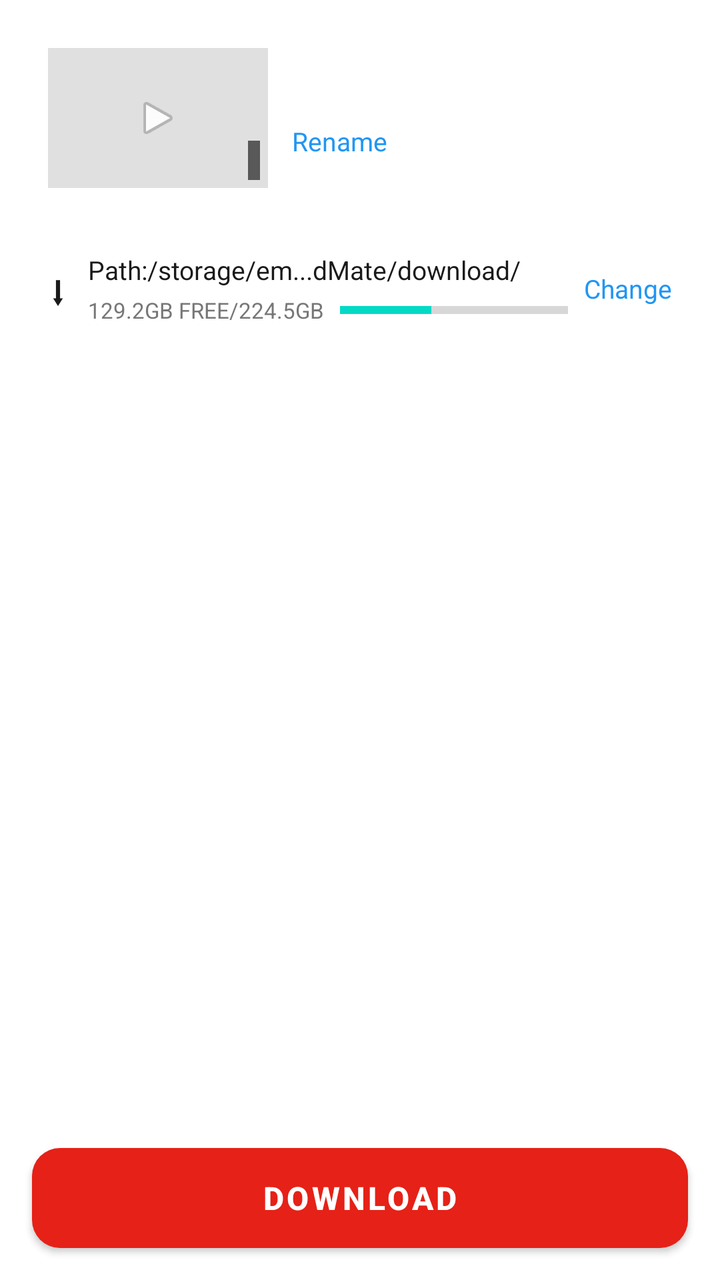
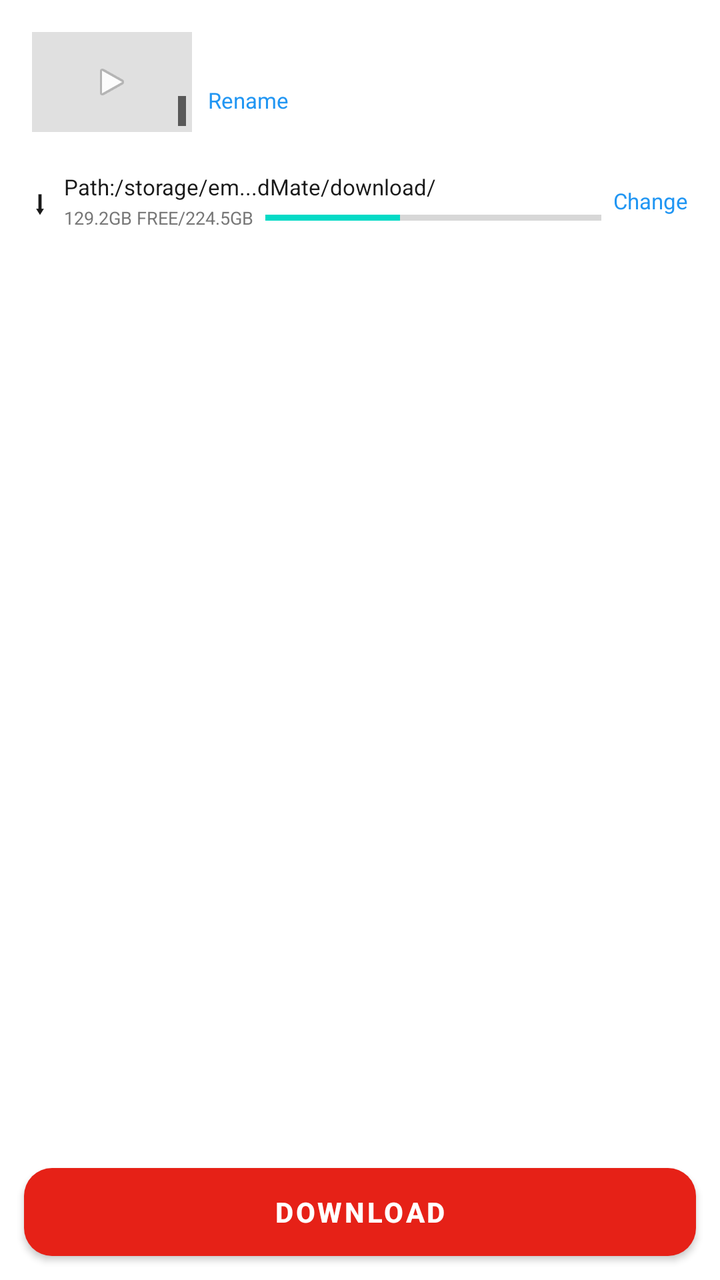

Screens rendered from an Android XML layout before and after an edit, with the pre-edit source and the edit as a unified diff.
<!-- AndroidManifest.xml: application theme Theme.Material3.Light.NoActionBar -->
<!-- res/layout/dialog_download.xml -->
<?xml version="1.0" encoding="utf-8"?>
<LinearLayout xmlns:android="http://schemas.android.com/apk/res/android"
    android:layout_width="match_parent"
    android:layout_height="wrap_content"
    android:orientation="vertical"
    android:background="@color/card">

    <ScrollView
        android:layout_width="match_parent"
        android:layout_height="0dp"
        android:layout_weight="1">

        <LinearLayout
            android:layout_width="match_parent"
            android:layout_height="wrap_content"
            android:orientation="vertical"
            android:padding="12dp">

            
            <LinearLayout
                android:layout_width="match_parent"
                android:layout_height="wrap_content"
                android:orientation="horizontal"
                android:gravity="center_vertical"
                android:padding="12dp">

                <FrameLayout
                    android:layout_width="110dp"
                    android:layout_height="70dp"
                    android:background="#E0E0E0">

                    <ImageView
                        android:id="@+id/iv_dlg_thumb"
                        android:layout_width="match_parent"
                        android:layout_height="match_parent"
                        android:scaleType="centerCrop" />

                    <ImageView
                        android:layout_width="24dp"
                        android:layout_height="24dp"
                        android:layout_gravity="center"
                        android:src="@android:drawable/ic_media_play"
                        android:alpha="0.9" />

                    <TextView
                        android:id="@+id/tv_dlg_duration"
                        android:layout_width="wrap_content"
                        android:layout_height="wrap_content"
                        android:layout_gravity="bottom|end"
                        android:layout_margin="4dp"
                        android:background="#99000000"
                        android:padding="3dp"
                        android:textColor="@color/white"
                        android:textSize="10sp" />
                </FrameLayout>

                <LinearLayout
                    android:layout_width="0dp"
                    android:layout_height="wrap_content"
                    android:layout_weight="1"
                    android:layout_marginStart="12dp"
                    android:orientation="vertical">

                    <TextView
                        android:id="@+id/tv_dlg_title"
                        android:layout_width="match_parent"
                        android:layout_height="wrap_content"
                        android:textColor="@color/text_primary"
                        android:textSize="14sp"
                        android:textStyle="bold"
                        android:maxLines="2"
                        android:ellipsize="end" />

                    <TextView
                        android:id="@+id/tv_dlg_rename"
                        android:layout_width="wrap_content"
                        android:layout_height="wrap_content"
                        android:layout_marginTop="4dp"
                        android:text="Rename"
                        android:textColor="#2196F3"
                        android:textSize="13sp"
                        android:clickable="true"
                        android:focusable="true" />
                </LinearLayout>
            </LinearLayout>

            
            <LinearLayout
                android:layout_width="match_parent"
                android:layout_height="wrap_content"
                android:orientation="horizontal"
                android:gravity="center_vertical"
                android:layout_marginTop="8dp"
                android:padding="12dp">

                <TextView
                    android:layout_width="wrap_content"
                    android:layout_height="wrap_content"
                    android:text="⬇"
                    android:textSize="20sp"
                    android:textColor="@color/text_primary" />

                <LinearLayout
                    android:layout_width="0dp"
                    android:layout_height="wrap_content"
                    android:layout_weight="1"
                    android:layout_marginStart="10dp"
                    android:orientation="vertical">

                    <TextView
                        android:id="@+id/tv_dlg_path"
                        android:layout_width="match_parent"
                        android:layout_height="wrap_content"
                        android:text="Path:/storage/em...dMate/download/"
                        android:textColor="@color/text_primary"
                        android:textSize="13sp"
                        android:singleLine="true"
                        android:ellipsize="middle" />

                    <LinearLayout
                        android:layout_width="match_parent"
                        android:layout_height="wrap_content"
                        android:orientation="horizontal"
                        android:gravity="center_vertical"
                        android:layout_marginTop="4dp">

                        <TextView
                            android:id="@+id/tv_dlg_storage"
                            android:layout_width="wrap_content"
                            android:layout_height="wrap_content"
                            android:text="129.2GB FREE/224.5GB"
                            android:textColor="@color/text_secondary"
                            android:textSize="11sp" />

                        <ProgressBar
                            android:id="@+id/pb_dlg_storage"
                            style="?android:attr/progressBarStyleHorizontal"
                            android:layout_width="0dp"
                            android:layout_height="4dp"
                            android:layout_weight="1"
                            android:layout_marginStart="8dp"
                            android:progress="40" />
                    </LinearLayout>
                </LinearLayout>

                <TextView
                    android:id="@+id/tv_dlg_change"
                    android:layout_width="wrap_content"
                    android:layout_height="wrap_content"
                    android:layout_marginStart="8dp"
                    android:text="Change"
                    android:textColor="#2196F3"
                    android:textSize="13sp"
                    android:clickable="true"
                    android:focusable="true" />
            </LinearLayout>

            <TextView
                android:id="@+id/tv_fetching"
                android:layout_width="match_parent"
                android:layout_height="wrap_content"
                android:layout_marginTop="16dp"
                android:gravity="center"
                android:text="@string/fetching_formats"
                android:visibility="gone" />

            
            <LinearLayout
                android:id="@+id/layout_music_section"
                android:layout_width="match_parent"
                android:layout_height="wrap_content"
                android:orientation="vertical"
                android:layout_marginTop="16dp"
                android:visibility="gone">

                <LinearLayout
                    android:layout_width="match_parent"
                    android:layout_height="wrap_content"
                    android:orientation="horizontal"
                    android:gravity="center_vertical">

                    <TextView
                        android:layout_width="wrap_content"
                        android:layout_height="wrap_content"
                        android:text="🎵"
                        android:textSize="18sp" />

                    <TextView
                        android:layout_width="wrap_content"
                        android:layout_height="wrap_content"
                        android:layout_marginStart="8dp"
                        android:text="@string/section_music"
                        android:textSize="15sp"
                        android:textStyle="bold"
                        android:textColor="@color/text_primary" />
                </LinearLayout>

                <androidx.recyclerview.widget.RecyclerView
                    android:id="@+id/rv_audio_formats"
                    android:layout_width="match_parent"
                    android:layout_height="wrap_content"
                    android:layout_marginTop="8dp"
                    android:nestedScrollingEnabled="false" />
            </LinearLayout>

            
            <LinearLayout
                android:id="@+id/layout_video_section"
                android:layout_width="match_parent"
                android:layout_height="wrap_content"
                android:orientation="vertical"
                android:layout_marginTop="16dp"
                android:visibility="gone">

                <LinearLayout
                    android:layout_width="match_parent"
                    android:layout_height="wrap_content"
                    android:orientation="horizontal"
                    android:gravity="center_vertical">

                    <TextView
                        android:layout_width="wrap_content"
                        android:layout_height="wrap_content"
                        android:text="🎬"
                        android:textSize="18sp" />

                    <TextView
                        android:layout_width="wrap_content"
                        android:layout_height="wrap_content"
                        android:layout_marginStart="8dp"
                        android:text="@string/section_video"
                        android:textSize="15sp"
                        android:textStyle="bold"
                        android:textColor="@color/text_primary" />
                </LinearLayout>

                <androidx.recyclerview.widget.RecyclerView
                    android:id="@+id/rv_video_formats"
                    android:layout_width="match_parent"
                    android:layout_height="wrap_content"
                    android:layout_marginTop="8dp"
                    android:nestedScrollingEnabled="false" />
            </LinearLayout>
        </LinearLayout>
    </ScrollView>

    
    <Button
        android:id="@+id/btn_download"
        android:layout_width="match_parent"
        android:layout_height="50dp"
        android:layout_margin="16dp"
        android:background="@drawable/bg_btn_download"
        android:text="@string/download"
        android:textColor="@color/white"
        android:textSize="16sp"
        android:textStyle="bold" />
</LinearLayout>
<!-- resources referenced by this layout -->
<resources>
  <color name="card">#FFFFFF</color>
  <color name="text_primary">#1A1A1A</color>
  <color name="text_secondary">#777777</color>
  <color name="white">#FFFFFF</color>
  <!-- drawable bg_btn_download (drawable) -->
  <?xml version="1.0" encoding="utf-8"?>
  <shape xmlns:android="http://schemas.android.com/apk/res/android" android:shape="rectangle">
      <corners android:radius="14dp" />
      <solid android:color="@color/red_accent" />
  </shape>
  <string name="download">Download</string>
  <string name="fetching_formats">Fetching available formats...</string>
  <string name="section_music">Audio (MP3)</string>
  <string name="section_video">Video (MP4)</string>
  <style name="Theme.Material3.Light.NoActionBar" parent="Theme.MaterialComponents.Light.NoActionBar">
          <item name="colorPrimary">@color/red_accent</item>
          <item name="colorPrimaryVariant">@color/red_accent</item>
          <item name="colorOnPrimary">@color/white</item>
          <item name="android:statusBarColor">@color/bg</item>
          <item name="android:windowLightStatusBar">true</item>
      </style>
  <color name="red_accent">#E62117</color>
  <color name="bg">#F8F8F8</color>
</resources>

<!-- the commit's change to res/layout/dialog_download.xml (unified diff, before → after) -->
@@ -14,7 +14,7 @@
             android:layout_width="match_parent"
             android:layout_height="wrap_content"
             android:orientation="vertical"
-            android:padding="12dp">
+            android:padding="8dp">
 
             
             <LinearLayout
@@ -22,11 +22,11 @@
                 android:layout_height="wrap_content"
                 android:orientation="horizontal"
                 android:gravity="center_vertical"
-                android:padding="12dp">
+                android:padding="8dp">
 
                 <FrameLayout
-                    android:layout_width="110dp"
-                    android:layout_height="70dp"
+                    android:layout_width="80dp"
+                    android:layout_height="50dp"
                     android:background="#E0E0E0">
 
                     <ImageView
@@ -36,8 +36,8 @@
                         android:scaleType="centerCrop" />
 
                     <ImageView
-                        android:layout_width="24dp"
-                        android:layout_height="24dp"
+                        android:layout_width="20dp"
+                        android:layout_height="20dp"
                         android:layout_gravity="center"
                         android:src="@android:drawable/ic_media_play"
                         android:alpha="0.9" />
@@ -47,18 +47,18 @@
                         android:layout_width="wrap_content"
                         android:layout_height="wrap_content"
                         android:layout_gravity="bottom|end"
-                        android:layout_margin="4dp"
+                        android:layout_margin="3dp"
                         android:background="#99000000"
-                        android:padding="3dp"
+                        android:padding="2dp"
                         android:textColor="@color/white"
-                        android:textSize="10sp" />
+                        android:textSize="8sp" />
                 </FrameLayout>
 
                 <LinearLayout
                     android:layout_width="0dp"
                     android:layout_height="wrap_content"
                     android:layout_weight="1"
-                    android:layout_marginStart="12dp"
+                    android:layout_marginStart="8dp"
                     android:orientation="vertical">
 
                     <TextView
@@ -66,7 +66,7 @@
                         android:layout_width="match_parent"
                         android:layout_height="wrap_content"
                         android:textColor="@color/text_primary"
-                        android:textSize="14sp"
+                        android:textSize="12sp"
                         android:textStyle="bold"
                         android:maxLines="2"
                         android:ellipsize="end" />
@@ -75,10 +75,10 @@
                         android:id="@+id/tv_dlg_rename"
                         android:layout_width="wrap_content"
                         android:layout_height="wrap_content"
-                        android:layout_marginTop="4dp"
+                        android:layout_marginTop="2dp"
                         android:text="Rename"
                         android:textColor="#2196F3"
-                        android:textSize="13sp"
+                        android:textSize="11sp"
                         android:clickable="true"
                         android:focusable="true" />
                 </LinearLayout>
@@ -90,21 +90,21 @@
                 android:layout_height="wrap_content"
                 android:orientation="horizontal"
                 android:gravity="center_vertical"
-                android:layout_marginTop="8dp"
-                android:padding="12dp">
+                android:layout_marginTop="4dp"
+                android:padding="8dp">
 
                 <TextView
                     android:layout_width="wrap_content"
                     android:layout_height="wrap_content"
                     android:text="⬇"
-                    android:textSize="20sp"
+                    android:textSize="16sp"
                     android:textColor="@color/text_primary" />
 
                 <LinearLayout
                     android:layout_width="0dp"
                     android:layout_height="wrap_content"
                     android:layout_weight="1"
-                    android:layout_marginStart="10dp"
+                    android:layout_marginStart="8dp"
                     android:orientation="vertical">
 
                     <TextView
@@ -113,7 +113,7 @@
                         android:layout_height="wrap_content"
                         android:text="Path:/storage/em...dMate/download/"
                         android:textColor="@color/text_primary"
-                        android:textSize="13sp"
+                        android:textSize="11sp"
                         android:singleLine="true"
                         android:ellipsize="middle" />
 
@@ -122,7 +122,7 @@
                         android:layout_height="wrap_content"
                         android:orientation="horizontal"
                         android:gravity="center_vertical"
-                        android:layout_marginTop="4dp">
+                        android:layout_marginTop="2dp">
 
                         <TextView
                             android:id="@+id/tv_dlg_storage"
@@ -130,15 +130,15 @@
                             android:layout_height="wrap_content"
                             android:text="129.2GB FREE/224.5GB"
                             android:textColor="@color/text_secondary"
-                            android:textSize="11sp" />
+                            android:textSize="9sp" />
 
                         <ProgressBar
                             android:id="@+id/pb_dlg_storage"
                             style="?android:attr/progressBarStyleHorizontal"
                             android:layout_width="0dp"
-                            android:layout_height="4dp"
+                            android:layout_height="3dp"
                             android:layout_weight="1"
-                            android:layout_marginStart="8dp"
+                            android:layout_marginStart="6dp"
                             android:progress="40" />
                     </LinearLayout>
                 </LinearLayout>
@@ -147,10 +147,10 @@
                     android:id="@+id/tv_dlg_change"
                     android:layout_width="wrap_content"
                     android:layout_height="wrap_content"
-                    android:layout_marginStart="8dp"
+                    android:layout_marginStart="6dp"
                     android:text="Change"
                     android:textColor="#2196F3"
-                    android:textSize="13sp"
+                    android:textSize="11sp"
                     android:clickable="true"
                     android:focusable="true" />
             </LinearLayout>
@@ -159,7 +159,7 @@
                 android:id="@+id/tv_fetching"
                 android:layout_width="match_parent"
                 android:layout_height="wrap_content"
-                android:layout_marginTop="16dp"
+                android:layout_marginTop="8dp"
                 android:gravity="center"
                 android:text="@string/fetching_formats"
                 android:visibility="gone" />
@@ -170,7 +170,7 @@
                 android:layout_width="match_parent"
                 android:layout_height="wrap_content"
                 android:orientation="vertical"
-                android:layout_marginTop="16dp"
+                android:layout_marginTop="8dp"
                 android:visibility="gone">
 
                 <LinearLayout
@@ -183,14 +183,14 @@
                         android:layout_width="wrap_content"
                         android:layout_height="wrap_content"
                         android:text="🎵"
-                        android:textSize="18sp" />
-
-                    <TextView
-                        android:layout_width="wrap_content"
-                        android:layout_height="wrap_content"
-                        android:layout_marginStart="8dp"
+                        android:textSize="14sp" />
+
+                    <TextView
+                        android:layout_width="wrap_content"
+                        android:layout_height="wrap_content"
+                        android:layout_marginStart="6dp"
                         android:text="@string/section_music"
-                        android:textSize="15sp"
+                        android:textSize="13sp"
                         android:textStyle="bold"
                         android:textColor="@color/text_primary" />
                 </LinearLayout>
@@ -199,7 +199,7 @@
                     android:id="@+id/rv_audio_formats"
                     android:layout_width="match_parent"
                     android:layout_height="wrap_content"
-                    android:layout_marginTop="8dp"
+                    android:layout_marginTop="4dp"
                     android:nestedScrollingEnabled="false" />
             </LinearLayout>
 
@@ -209,7 +209,7 @@
                 android:layout_width="match_parent"
                 android:layout_height="wrap_content"
                 android:orientation="vertical"
-                android:layout_marginTop="16dp"
+                android:layout_marginTop="8dp"
                 android:visibility="gone">
 
                 <LinearLayout
@@ -222,14 +222,14 @@
                         android:layout_width="wrap_content"
                         android:layout_height="wrap_content"
                         android:text="🎬"
-                        android:textSize="18sp" />
-
-                    <TextView
-                        android:layout_width="wrap_content"
-                        android:layout_height="wrap_content"
-                        android:layout_marginStart="8dp"
+                        android:textSize="14sp" />
+
+                    <TextView
+                        android:layout_width="wrap_content"
+                        android:layout_height="wrap_content"
+                        android:layout_marginStart="6dp"
                         android:text="@string/section_video"
-                        android:textSize="15sp"
+                        android:textSize="13sp"
                         android:textStyle="bold"
                         android:textColor="@color/text_primary" />
                 </LinearLayout>
@@ -238,7 +238,7 @@
                     android:id="@+id/rv_video_formats"
                     android:layout_width="match_parent"
                     android:layout_height="wrap_content"
-                    android:layout_marginTop="8dp"
+                    android:layout_marginTop="4dp"
                     android:nestedScrollingEnabled="false" />
             </LinearLayout>
         </LinearLayout>
@@ -248,11 +248,11 @@
     <Button
         android:id="@+id/btn_download"
         android:layout_width="match_parent"
-        android:layout_height="50dp"
-        android:layout_margin="16dp"
+        android:layout_height="44dp"
+        android:layout_margin="12dp"
         android:background="@drawable/bg_btn_download"
         android:text="@string/download"
         android:textColor="@color/white"
-        android:textSize="16sp"
+        android:textSize="14sp"
         android:textStyle="bold" />
 </LinearLayout>
